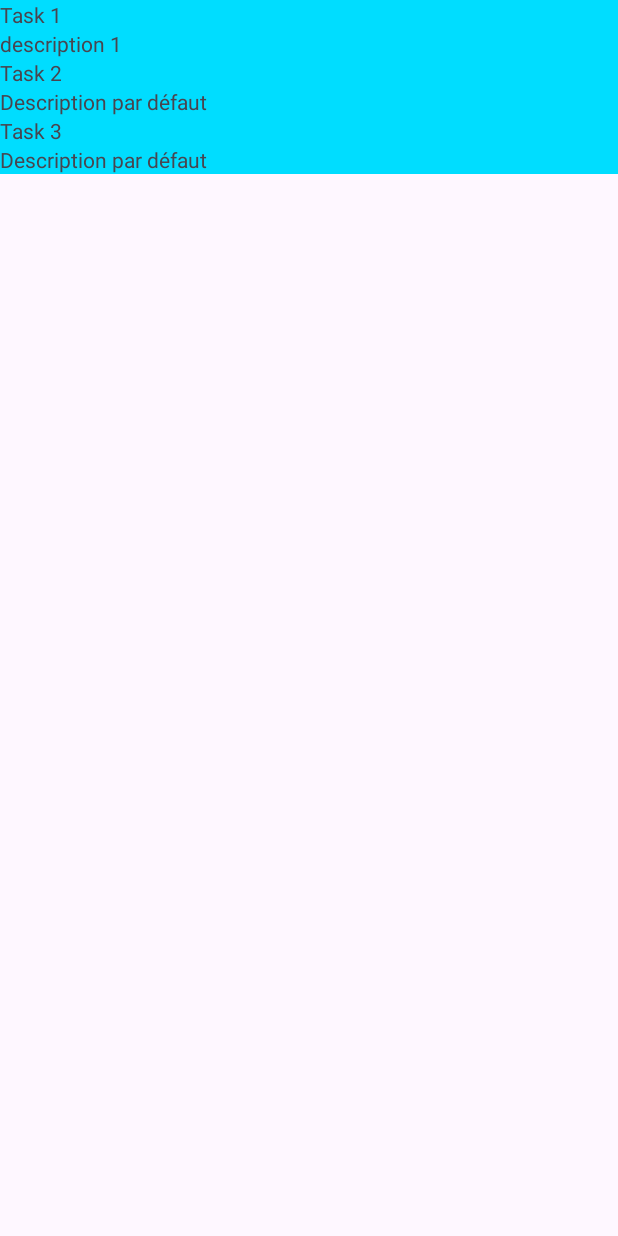
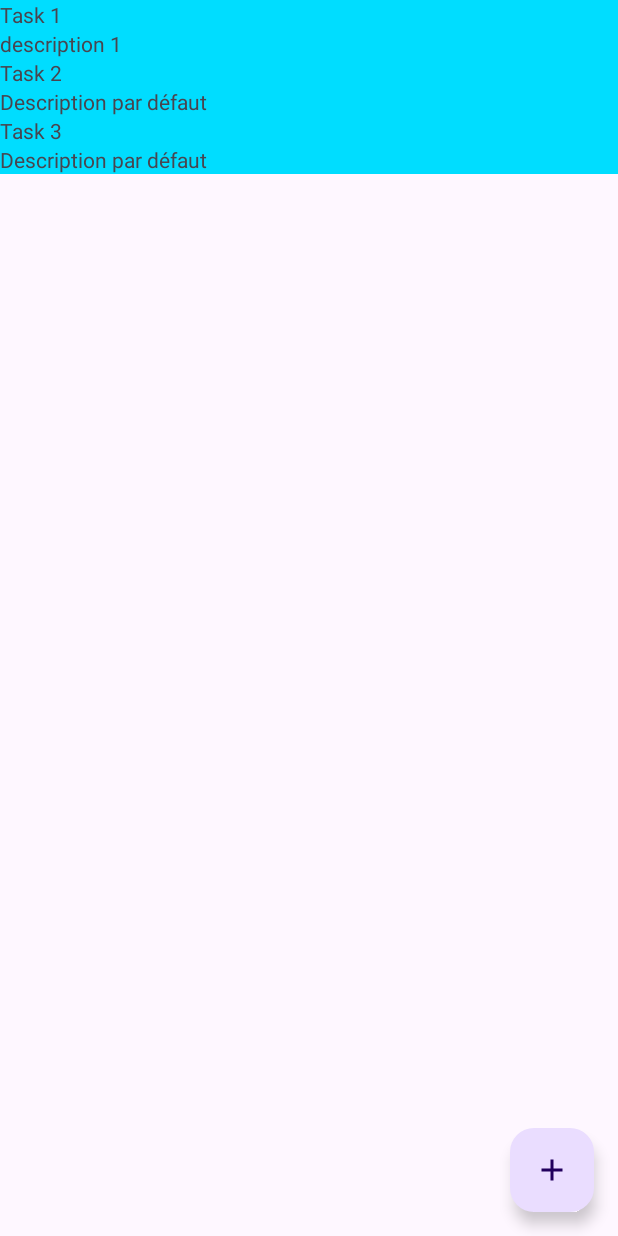
Before and after one commit to Iris-Marjollet/ToDoSarahIris, an Android app: the screen it shows after launch (MainActivity), on a phone screen of 412 x 824 dp. Run offline under Robolectric (Android 15) with nearby library versions, the phone set to English and light mode, and no system bars.

Commit message:
TP1 : question 14

```diff
--- a/app/src/main/java/com/sarahiris/todo/list/TaskListFragment.kt
+++ b/app/src/main/java/com/sarahiris/todo/list/TaskListFragment.kt
@@ -6,7 +6,9 @@ import android.view.View
 import android.view.ViewGroup
 import androidx.fragment.app.Fragment
 import androidx.recyclerview.widget.RecyclerView
+import com.google.android.material.floatingactionbutton.FloatingActionButton
 import com.sarahiris.todo.R
+import java.util.UUID
 
 class TaskListFragment : Fragment() {
 
@@ -30,8 +32,19 @@ class TaskListFragment : Fragment() {
     override fun onViewCreated(view: View, savedInstanceState: Bundle?) {
         val recyclerView = view.findViewById<RecyclerView>(R.id.recycler)
         recyclerView.adapter = adapter
+
+        val addButton = view.findViewById<FloatingActionButton>(R.id.addbutton)
+
+        addButton.setOnClickListener {
+            val newTask = Task(id = UUID.randomUUID().toString(), title = "Task ${taskList.size + 1}")
+            taskList = taskList + newTask
+            refreshAdapter()
+        }
     }
 
-
+    private fun refreshAdapter() {
+        adapter.currentList = taskList
+        adapter.notifyDataSetChanged()
+    }
 
 }
--- /dev/null
+++ b/app/src/main/res/drawable/baseline_add_24.xml
@@ -0,0 +1,5 @@
+<vector android:height="24dp" android:tint="#000000"
+    android:viewportHeight="24" android:viewportWidth="24"
+    android:width="24dp" xmlns:android="http://schemas.android.com/apk/res/android">
+    <path android:fillColor="@android:color/white" android:pathData="M19,13h-6v6h-2v-6H5v-2h6V5h2v6h6v2z"/>
+</vector>
--- a/app/src/main/res/layout/fragment_task_list.xml
+++ b/app/src/main/res/layout/fragment_task_list.xml
@@ -1,5 +1,6 @@
 <?xml version="1.0" encoding="utf-8"?>
 <androidx.constraintlayout.widget.ConstraintLayout xmlns:android="http://schemas.android.com/apk/res/android"
+    xmlns:tools="http://schemas.android.com/tools"
     android:layout_width="match_parent"
     android:layout_height="match_parent"
     xmlns:app="http://schemas.android.com/apk/res-auto">
@@ -11,6 +12,16 @@
         android:id="@+id/recycler"
         />
 
+    <com.google.android.material.floatingactionbutton.FloatingActionButton
+        android:id="@+id/addbutton"
+        android:layout_width="wrap_content"
+        android:layout_height="wrap_content"
+        android:src="@drawable/baseline_add_24"
+        android:layout_margin="16dp"
+        app:layout_constraintBottom_toBottomOf="parent"
+        app:layout_constraintEnd_toEndOf="parent"
+        tools:ignore="MissingConstraints" />
+
 
 
 </androidx.constraintlayout.widget.ConstraintLayout>
```
